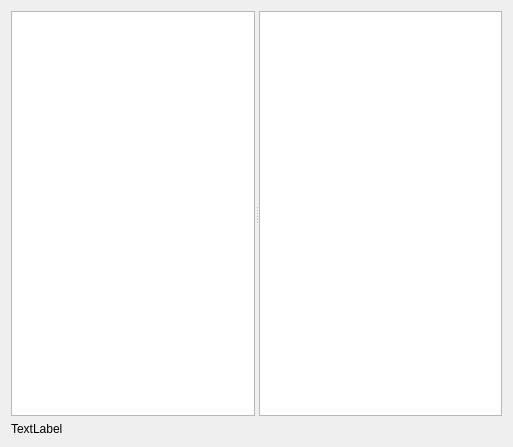
Above: src/localview.ui from kitech/nullfxp before the change. Below: the same form after it.
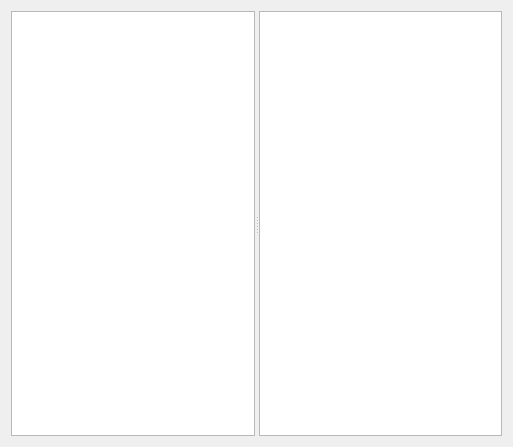
That is the form after the change.

```diff
--- a/src/localview.ui
+++ b/src/localview.ui
@@ -48,23 +48,6 @@
      </widget>
     </widget>
    </item>
-   <item>
-    <layout class="QHBoxLayout" >
-     <item>
-      <widget class="QLabel" name="label" >
-       <property name="sizePolicy" >
-        <sizepolicy vsizetype="Minimum" hsizetype="Preferred" >
-         <horstretch>0</horstretch>
-         <verstretch>0</verstretch>
-        </sizepolicy>
-       </property>
-       <property name="text" >
-        <string>TextLabel</string>
-       </property>
-      </widget>
-     </item>
-    </layout>
-   </item>
   </layout>
  </widget>
  <resources/>
```
